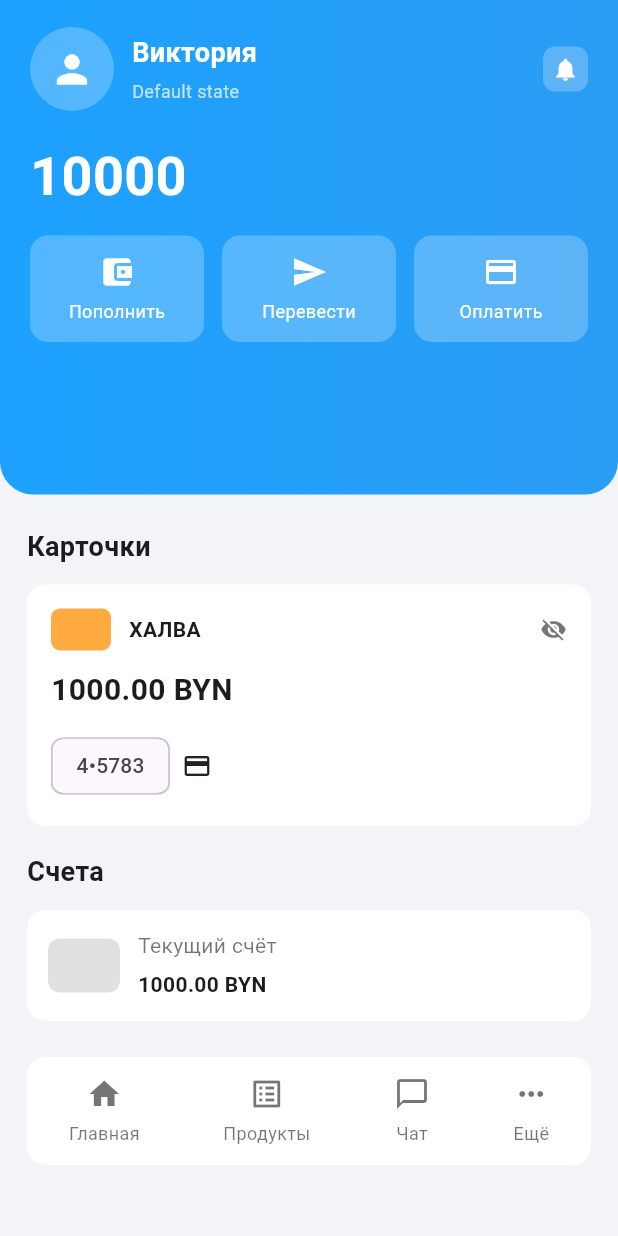
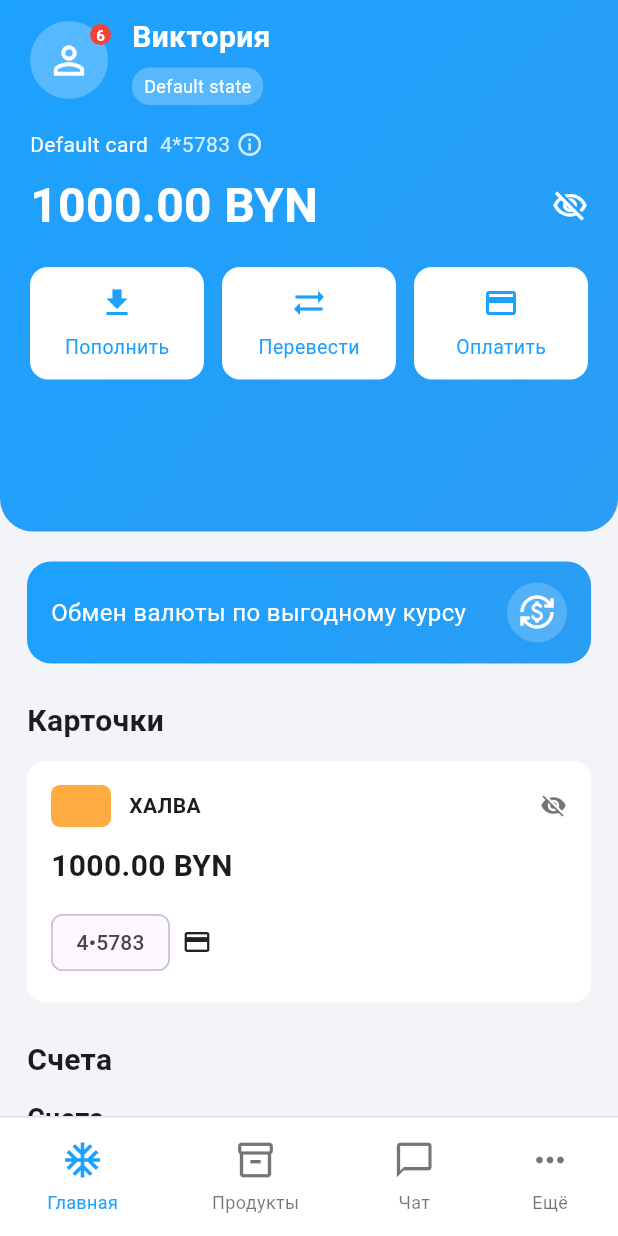
Before and after one commit to art-petrovich13/hackathonMTB, a Flutter app: the screen it shows after launch, on a phone screen of 412 x 824 dp. Run offline on Flutter 3.47's test engine with Material 3 defaults, Android fonts, the phone set to English and light mode, and no system bars; our stand-ins replace shared_preferences.

Commit message:
bank ui1.1

```diff
--- a/my_app1/lib/screens/home/home_screen.dart
+++ b/my_app1/lib/screens/home/home_screen.dart
@@ -9,66 +9,127 @@ class HomeScreen extends StatelessWidget {
   @override
   Widget build(BuildContext context) {
     final size = MediaQuery.of(context).size;
+    const primaryColor = Color(0xFF1DA1FF);
+
     return Scaffold(
       backgroundColor: const Color(0xFFF2F4F7),
-      body: SafeArea(
-        child: Column(
+      body: Column(
         children: [
           Container(
-              height: size.height * 0.40,
+            height: size.height * 0.43,
             width: double.infinity,
-              padding: const EdgeInsets.symmetric(horizontal: 20, vertical: 18),
             decoration: const BoxDecoration(
-                gradient: LinearGradient(colors: [Color(0xFF1DA1FF), Color(0xFF2A9DF4)]),
-                borderRadius: BorderRadius.only(bottomLeft: Radius.circular(22), bottomRight: Radius.circular(22)),
+              gradient: LinearGradient(
+                  colors: [Color(0xFF1DA1FF), Color(0xFF2A9DF4)],
+                  begin: Alignment.topLeft,
+                  end: Alignment.bottomRight),
+              borderRadius: BorderRadius.only(
+                  bottomLeft: Radius.circular(22),
+                  bottomRight: Radius.circular(22)),
             ),
+            child: SafeArea(
+              child: Padding(
+                padding:
+                    const EdgeInsets.symmetric(horizontal: 20, vertical: 10),
                 child: Column(
                   crossAxisAlignment: CrossAxisAlignment.start,
                   children: [
                     const ProfileSection(),
+                    const SizedBox(height: 16),
+                    Row(
+                      children: [
+                        const Text('Default card',
+                            style:
+                                TextStyle(color: Colors.white, fontSize: 14)),
+                        const SizedBox(width: 8),
+                        Text('4*5783',
+                            style: TextStyle(
+                                color: Colors.white.withOpacity(0.8),
+                                fontSize: 14)),
+                        const SizedBox(width: 4),
+                        Icon(Icons.info_outline,
+                            color: Colors.white.withOpacity(0.8), size: 18),
+                      ],
+                    ),
+                    const SizedBox(height: 8),
+                    Row(
+                      children: const [
+                        Text('1000.00 BYN',
+                            style: TextStyle(
+                                color: Colors.white,
+                                fontSize: 32,
+                                fontWeight: FontWeight.bold)),
+                        Spacer(),
+                        Icon(Icons.visibility_off_outlined,
+                            color: Colors.white, size: 24),
+                      ],
+                    ),
                     const SizedBox(height: 18),
-                  const Text('10000', style: TextStyle(color: Colors.white, fontSize: 36, fontWeight: FontWeight.bold)),
-                  const SizedBox(height: 14),
                     // Action buttons row
                     Row(
                       children: [
-                      _actionButton(Icons.account_balance_wallet, 'Пополнить'),
+                        _actionButton(Icons.download, 'Пополнить', primaryColor),
                         const SizedBox(width: 12),
-                      _actionButton(Icons.send, 'Перевести'),
+                        _actionButton(Icons.sync_alt, 'Перевести', primaryColor),
                         const SizedBox(width: 12),
-                      _actionButton(Icons.payment, 'Оплатить'),
+                        _actionButton(Icons.credit_card, 'Оплатить', primaryColor),
                       ],
                     ),
                   ],
+                ),
+              ),
             ),
           ),
 
           // Content below
           Expanded(
             child: Padding(
-                padding: const EdgeInsets.symmetric(horizontal: 18.0, vertical: 14),
+              padding: const EdgeInsets.symmetric(horizontal: 18.0),
               child: SingleChildScrollView(
                 child: Column(
                   crossAxisAlignment: CrossAxisAlignment.start,
                   children: [
-                      const SizedBox(height: 8),
-                      const Text('Карточки', style: TextStyle(fontSize: 18, fontWeight: FontWeight.w600)),
+                    const SizedBox(height: 20),
+                    // Currency exchange button
+                    Container(
+                      padding: const EdgeInsets.symmetric(
+                          horizontal: 16, vertical: 14),
+                      decoration: BoxDecoration(
+                        gradient: const LinearGradient(
+                            colors: [Color(0xFF1DA1FF), Color(0xFF2A9DF4)]),
+                        borderRadius: BorderRadius.circular(16),
+                      ),
+                      child: Row(
+                        mainAxisAlignment: MainAxisAlignment.spaceBetween,
+                        children: [
+                          const Text('Обмен валюты по выгодному курсу',
+                              style:
+                                  TextStyle(color: Colors.white, fontSize: 16)),
+                          Container(
+                            padding: const EdgeInsets.all(8),
+                            decoration: BoxDecoration(
+                              color: Colors.white.withOpacity(0.2),
+                              shape: BoxShape.circle,
+                            ),
+                            child: const Icon(Icons.currency_exchange,
+                                color: Colors.white),
+                          )
+                        ],
+                      ),
+                    ),
+                    const SizedBox(height: 24),
+                    const Text('Карточки',
+                        style: TextStyle(
+                            fontSize: 20, fontWeight: FontWeight.w600)),
                     const SizedBox(height: 12),
                     const PrimaryCardWidget(),
-                      const SizedBox(height: 18),
+                    const SizedBox(height: 24),
+                    const Text('Счета',
+                        style: TextStyle(
+                            fontSize: 20, fontWeight: FontWeight.w600)),
+                     const SizedBox(height: 12),
                     const AccountsSection(),
                     const SizedBox(height: 24),
-                      // Bottom navigation mimic
-                      Container(
-                        height: 72,
-                        decoration: BoxDecoration(color: Colors.white, borderRadius: BorderRadius.circular(12)),
-                        child: Row(mainAxisAlignment: MainAxisAlignment.spaceAround, children: const [
-                          _BottomNavItem(label: 'Главная', icon: Icons.home),
-                          _BottomNavItem(label: 'Продукты', icon: Icons.list_alt),
-                          _BottomNavItem(label: 'Чат', icon: Icons.chat_bubble_outline),
-                          _BottomNavItem(label: 'Ещё', icon: Icons.more_horiz),
-                        ]),
-                      )
                   ],
                 ),
               ),
@@ -76,18 +137,40 @@ class HomeScreen extends StatelessWidget {
           )
         ],
       ),
+      bottomNavigationBar: Container(
+        height: 80,
+        decoration: const BoxDecoration(
+          color: Colors.white,
+          border: Border(top: BorderSide(color: Colors.black12, width: 1.0))
+        ),
+        child: Row(mainAxisAlignment: MainAxisAlignment.spaceAround, children: [
+          _BottomNavItem(
+              label: 'Главная',
+              icon: Icons.ac_unit, // Placeholder for custom M icon
+              isActive: true),
+          const _BottomNavItem(
+              label: 'Продукты', icon: Icons.inventory_2_outlined),
+          const _BottomNavItem(
+              label: 'Чат', icon: Icons.chat_bubble_outline),
+          const _BottomNavItem(label: 'Ещё', icon: Icons.more_horiz),
+        ]),
       ),
     );
   }
 
-  Widget _actionButton(IconData icon, String label) {
+  Widget _actionButton(IconData icon, String label, Color color) {
     return Expanded(
       child: Container(
         padding: const EdgeInsets.symmetric(vertical: 12),
-        decoration: BoxDecoration(color: Colors.white24, borderRadius: BorderRadius.circular(12)),
+        decoration: BoxDecoration(
+            color: Colors.white, borderRadius: BorderRadius.circular(12)),
         child: Column(
           mainAxisSize: MainAxisSize.min,
-          children: [Icon(icon, color: Colors.white), const SizedBox(height: 6), Text(label, style: const TextStyle(color: Colors.white, fontSize: 12))],
+          children: [
+            Icon(icon, color: color),
+            const SizedBox(height: 8),
+            Text(label, style: TextStyle(color: color, fontSize: 13))
+          ],
         ),
       ),
     );
@@ -97,14 +180,17 @@ class HomeScreen extends StatelessWidget {
 class _BottomNavItem extends StatelessWidget {
   final String label;
   final IconData icon;
-  const _BottomNavItem({required this.label, required this.icon});
+  final bool isActive;
+  const _BottomNavItem(
+      {required this.label, required this.icon, this.isActive = false});
 
   @override
   Widget build(BuildContext context) {
+    final color = isActive ? const Color(0xFF1DA1FF) : Colors.black54;
     return Column(mainAxisAlignment: MainAxisAlignment.center, children: [
-      Icon(icon, color: Colors.black54),
+      Icon(icon, color: color, size: 28),
       const SizedBox(height: 6),
-      Text(label, style: const TextStyle(fontSize: 12, color: Colors.black54))
+      Text(label, style: TextStyle(fontSize: 12, color: color))
     ]);
   }
 }
--- a/my_app1/lib/screens/home/widgets/profile_section.dart
+++ b/my_app1/lib/screens/home/widgets/profile_section.dart
@@ -7,30 +7,50 @@ class ProfileSection extends StatelessWidget {
   Widget build(BuildContext context) {
     return Row(
       children: [
-        Container(
-          width: 56,
-          height: 56,
-          decoration: BoxDecoration(
-            color: Colors.white24,
-            shape: BoxShape.circle,
-          ),
-          child: const Icon(Icons.person, color: Colors.white, size: 30),
+        Stack(
+          clipBehavior: Clip.none,
+          children: [
+            Container(
+              width: 52,
+              height: 52,
+              decoration: BoxDecoration(
+                color: Colors.white.withOpacity(0.25),
+                shape: BoxShape.circle,
+              ),
+              child: const Icon(Icons.person_outline, color: Colors.white, size: 30),
+            ),
+            Positioned(
+              top: -2,
+              right: -2,
+              child: Container(
+                padding: const EdgeInsets.all(4),
+                decoration: const BoxDecoration(
+                  color: Colors.red,
+                  shape: BoxShape.circle,
+                ),
+                child: const Text('6', style: TextStyle(color: Colors.white, fontSize: 10, fontWeight: FontWeight.bold)),
+              ),
+            )
+          ],
         ),
-        const SizedBox(width: 12),
+        const SizedBox(width: 16),
         Column(
           crossAxisAlignment: CrossAxisAlignment.start,
-          children: const [
-            Text('Виктория', style: TextStyle(color: Colors.white, fontSize: 18, fontWeight: FontWeight.w600)),
-            SizedBox(height: 4),
-            Text('Default state', style: TextStyle(color: Colors.white70, fontSize: 12)),
+          children: [
+            const Text('Виктория', style: TextStyle(color: Colors.white, fontSize: 20, fontWeight: FontWeight.w600)),
+            const SizedBox(height: 6),
+            Container(
+              padding: const EdgeInsets.symmetric(horizontal: 8, vertical: 4),
+              decoration: BoxDecoration(
+                color: Colors.white.withOpacity(0.25),
+                borderRadius: BorderRadius.circular(12)
+              ),
+              child: const Text('Default state', style: TextStyle(color: Colors.white, fontSize: 12)),
+            ),
           ],
         ),
         const Spacer(),
-        Container(
-          padding: const EdgeInsets.all(6),
-          decoration: BoxDecoration(color: Colors.white24, borderRadius: BorderRadius.circular(8)),
-          child: const Icon(Icons.notifications, color: Colors.white, size: 18),
-        )
+         // Notification icon from the image is the badge on the profile pic
       ],
     );
   }
```
Lines whose indentation alone changed are shown as unchanged.
